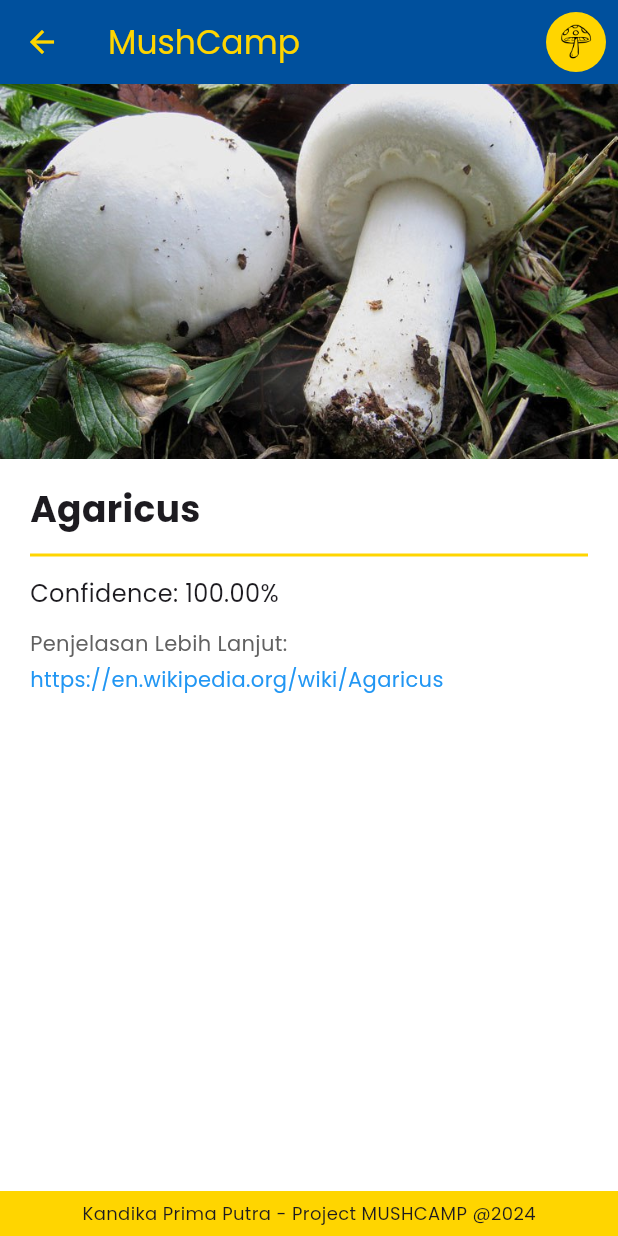
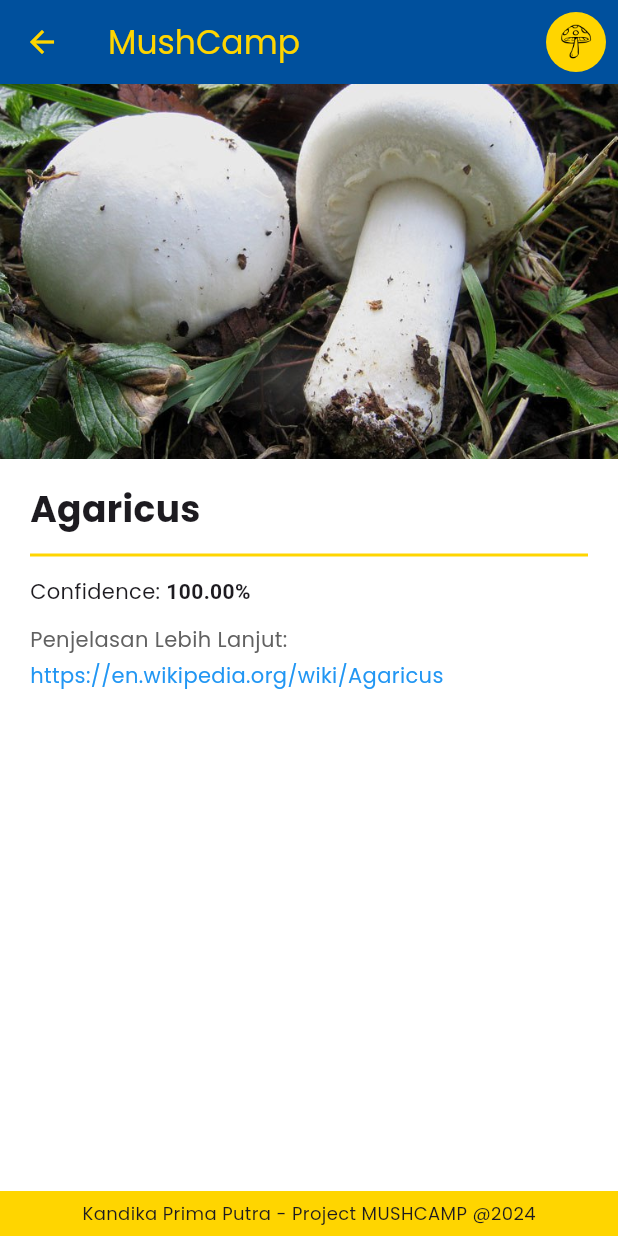
Before and after one commit to kandikaprima/MUSHCAMP, a Flutter app: the screen it shows after launch, after a tap on "Agaricus", on a phone screen of 412 x 824 dp. Run offline on Flutter 3.47's test engine with Material 3 defaults, Android fonts, the phone set to English and light mode, and no system bars; our stand-ins replace dio, equatable, flutter_bloc, go_router, google_fonts, image_picker.

Commit message:
refactor: fixing format for confidence

```diff
--- a/frontend/lib/presentation/pages/detail_page.dart
+++ b/frontend/lib/presentation/pages/detail_page.dart
@@ -1,9 +1,10 @@
 import 'dart:io';
 import 'package:flutter/material.dart';
 import 'package:url_launcher/url_launcher.dart';
+
+import '../../../core/constants/app_texts.dart';
+import '../../../core/constants/app_colors.dart';
 import '../../../data/models/mushroom_result.dart';
-import '../../../core/constants/app_colors.dart';
-import '../../../core/constants/app_texts.dart';
 
 class DetailPage extends StatelessWidget {
   final MushroomResult result;
@@ -65,8 +66,17 @@ class DetailPage extends StatelessWidget {
                     thickness: 2,
                   ),
                   const SizedBox(height: 6),
-                  Text('Confidence: ${(result.confidence * 100).toStringAsFixed(2)}%',
-                      style: const TextStyle(fontSize: 16)),
+                  Text.rich(
+                    TextSpan(
+                      children: [
+                        const TextSpan(text: 'Confidence: '),
+                        TextSpan(
+                          text: '${(result.confidence * 100).toStringAsFixed(2)}%',
+                          style: const TextStyle(fontWeight: FontWeight.bold)
+                        )
+                      ],
+                    ),
+                  ),
                   const SizedBox(height: 12),
                   Text('Penjelasan Lebih Lanjut:',
                       style: TextStyle(fontSize: 14, color: Colors.grey.shade700)),
```
